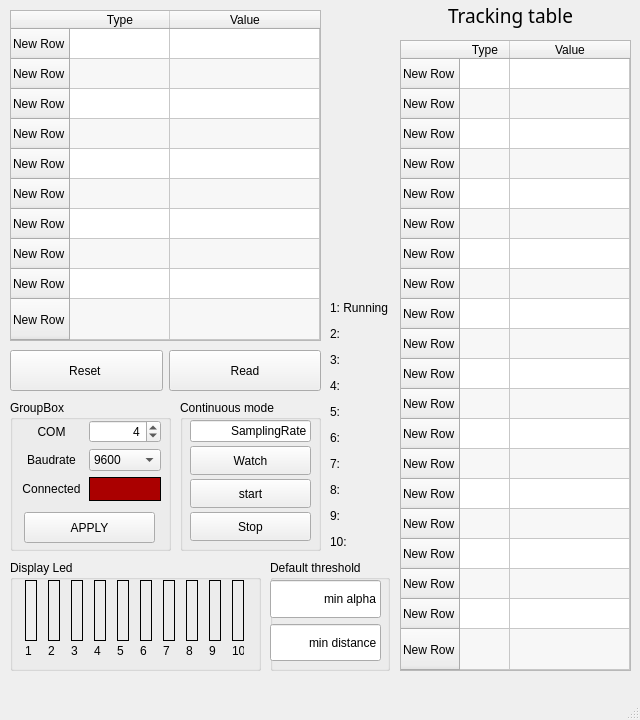
Above: Communication/ModbusRTU/GUI/modbus_gui_lite.ui from Marco-Nguyen/RobotVision before the change. Below: the same form after it.
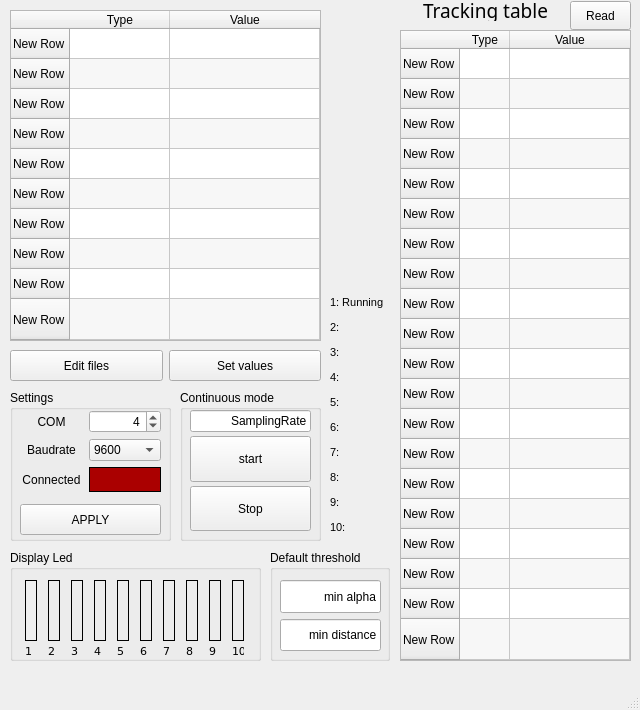
That is the form after the change.

Commit message: update final version include edit file and read more than default row

```diff
--- a/Communication/ModbusRTU/GUI/modbus_gui_lite.ui
+++ b/Communication/ModbusRTU/GUI/modbus_gui_lite.ui
@@ -10,7 +10,7 @@
     <x>0</x>
     <y>0</y>
     <width>640</width>
-    <height>720</height>
+    <height>710</height>
    </rect>
   </property>
   <property name="sizePolicy">
@@ -36,7 +36,7 @@
     <property name="geometry">
      <rect>
       <x>0</x>
-      <y>0</y>
+      <y>-10</y>
       <width>640</width>
       <height>720</height>
      </rect>
@@ -90,7 +90,7 @@
       <set>QAbstractItemView::NoEditTriggers</set>
      </property>
      <property name="dragEnabled">
-      <bool>false</bool>
+      <bool>true</bool>
      </property>
      <property name="alternatingRowColors">
       <bool>true</bool>
@@ -252,7 +252,7 @@
       <property name="geometry">
        <rect>
         <x>10</x>
-        <y>20</y>
+        <y>30</y>
         <width>231</width>
         <height>61</height>
        </rect>
@@ -457,7 +457,7 @@
       <property name="geometry">
        <rect>
         <x>10</x>
-        <y>80</y>
+        <y>90</y>
         <width>231</width>
         <height>21</height>
        </rect>
@@ -471,6 +471,12 @@
            <height>16777215</height>
           </size>
          </property>
+         <property name="font">
+          <font>
+           <family>DejaVu Sans</family>
+           <pointsize>8</pointsize>
+          </font>
+         </property>
          <property name="frameShape">
           <enum>QFrame::NoFrame</enum>
          </property>
@@ -487,6 +493,12 @@
            <height>16777215</height>
           </size>
          </property>
+         <property name="font">
+          <font>
+           <family>DejaVu Sans</family>
+           <pointsize>8</pointsize>
+          </font>
+         </property>
          <property name="frameShape">
           <enum>QFrame::NoFrame</enum>
          </property>
@@ -503,6 +515,12 @@
            <height>16777215</height>
           </size>
          </property>
+         <property name="font">
+          <font>
+           <family>DejaVu Sans</family>
+           <pointsize>8</pointsize>
+          </font>
+         </property>
          <property name="frameShape">
           <enum>QFrame::NoFrame</enum>
          </property>
@@ -519,6 +537,12 @@
            <height>16777215</height>
           </size>
          </property>
+         <property name="font">
+          <font>
+           <family>DejaVu Sans</family>
+           <pointsize>8</pointsize>
+          </font>
+         </property>
          <property name="frameShape">
           <enum>QFrame::NoFrame</enum>
          </property>
@@ -535,6 +559,12 @@
            <height>16777215</height>
           </size>
          </property>
+         <property name="font">
+          <font>
+           <family>DejaVu Sans</family>
+           <pointsize>8</pointsize>
+          </font>
+         </property>
          <property name="frameShape">
           <enum>QFrame::NoFrame</enum>
          </property>
@@ -551,6 +581,12 @@
            <height>16777215</height>
           </size>
          </property>
+         <property name="font">
+          <font>
+           <family>DejaVu Sans</family>
+           <pointsize>8</pointsize>
+          </font>
+         </property>
          <property name="frameShape">
           <enum>QFrame::NoFrame</enum>
          </property>
@@ -567,6 +603,12 @@
            <height>16777215</height>
           </size>
          </property>
+         <property name="font">
+          <font>
+           <family>DejaVu Sans</family>
+           <pointsize>8</pointsize>
+          </font>
+         </property>
          <property name="frameShape">
           <enum>QFrame::NoFrame</enum>
          </property>
@@ -583,6 +625,12 @@
            <height>16777215</height>
           </size>
          </property>
+         <property name="font">
+          <font>
+           <family>DejaVu Sans</family>
+           <pointsize>8</pointsize>
+          </font>
+         </property>
          <property name="frameShape">
           <enum>QFrame::NoFrame</enum>
          </property>
@@ -599,6 +647,12 @@
            <height>16777215</height>
           </size>
          </property>
+         <property name="font">
+          <font>
+           <family>DejaVu Sans</family>
+           <pointsize>8</pointsize>
+          </font>
+         </property>
          <property name="frameShape">
           <enum>QFrame::NoFrame</enum>
          </property>
@@ -615,6 +669,12 @@
            <height>16777215</height>
           </size>
          </property>
+         <property name="font">
+          <font>
+           <family>DejaVu Sans</family>
+           <pointsize>8</pointsize>
+          </font>
+         </property>
          <property name="frameShape">
           <enum>QFrame::NoFrame</enum>
          </property>
@@ -630,7 +690,7 @@
      <property name="geometry">
       <rect>
        <x>10</x>
-       <y>10</y>
+       <y>20</y>
        <width>311</width>
        <height>331</height>
       </rect>
@@ -659,9 +719,15 @@
      <property name="lineWidth">
       <number>1</number>
      </property>
+     <property name="dragEnabled">
+      <bool>true</bool>
+     </property>
      <property name="alternatingRowColors">
       <bool>true</bool>
      </property>
+     <property name="selectionMode">
+      <enum>QAbstractItemView::ExtendedSelection</enum>
+     </property>
      <property name="showGrid">
       <bool>true</bool>
      </property>
@@ -680,9 +746,12 @@
      <attribute name="horizontalHeaderStretchLastSection">
       <bool>true</bool>
      </attribute>
-     <attribute name="verticalHeaderShowSortIndicator" stdset="0">
+     <attribute name="verticalHeaderCascadingSectionResizes">
       <bool>false</bool>
      </attribute>
+     <attribute name="verticalHeaderShowSortIndicator" stdset="0">
+      <bool>true</bool>
+     </attribute>
      <attribute name="verticalHeaderStretchLastSection">
       <bool>true</bool>
      </attribute>
@@ -788,25 +857,6 @@
          </property>
         </widget>
        </item>
-       <item>
-        <widget class="QPushButton" name="Watch">
-         <property name="sizePolicy">
-          <sizepolicy hsizetype="Preferred" vsizetype="Preferred">
-           <horstretch>0</horstretch>
-           <verstretch>0</verstretch>
-          </sizepolicy>
-         </property>
-         <property name="cursor">
-          <cursorShape>PointingHandCursor</cursorShape>
-         </property>
-         <property name="mouseTracking">
-          <bool>true</bool>
-         </property>
-         <property name="text">
-          <string>Watch</string>
-         </property>
-        </widget>
-       </item>
        <item>
         <widget class="QPushButton" name="startRunning">
          <property name="sizePolicy">
@@ -852,9 +902,9 @@
      <property name="geometry">
       <rect>
        <x>400</x>
-       <y>0</y>
-       <width>221</width>
-       <height>31</height>
+       <y>10</y>
+       <width>171</width>
+       <height>21</height>
       </rect>
      </property>
      <property name="font">
@@ -883,14 +933,14 @@
       </rect>
      </property>
      <property name="title">
-      <string>GroupBox</string>
+      <string>Settings</string>
      </property>
      <widget class="QPushButton" name="connectButton">
       <property name="geometry">
        <rect>
-        <x>14</x>
-        <y>112</y>
-        <width>131</width>
+        <x>10</x>
+        <y>114</y>
+        <width>141</width>
         <height>31</height>
        </rect>
       </property>
@@ -916,7 +966,7 @@
         <x>10</x>
         <y>20</y>
         <width>141</width>
-        <height>81</height>
+        <height>82</height>
        </rect>
       </property>
       <layout class="QGridLayout" name="gridLayout">
@@ -1035,16 +1085,16 @@
       </rect>
      </property>
      <property name="text">
-      <string>&lt;html&gt;&lt;head/&gt;&lt;body&gt;&lt;p&gt;1: Running&lt;/p&gt;&lt;p&gt;2:&lt;/p&gt;&lt;p&gt;3:&lt;/p&gt;&lt;p&gt;4:&lt;/p&gt;&lt;p&gt;5:&lt;/p&gt;&lt;p&gt;6:&lt;/p&gt;&lt;p&gt;7:&lt;/p&gt;&lt;p&gt;8:&lt;/p&gt;&lt;p&gt;9:&lt;/p&gt;&lt;p&gt;10:&lt;/p&gt;&lt;/body&gt;&lt;/html&gt;</string>
+      <string>&lt;html&gt;&lt;head/&gt;&lt;body&gt;&lt;p&gt;&lt;span style=&quot; font-size:8pt;&quot;&gt;1: Running&lt;/span&gt;&lt;/p&gt;&lt;p&gt;&lt;span style=&quot; font-size:8pt;&quot;&gt;2:&lt;/span&gt;&lt;/p&gt;&lt;p&gt;&lt;span style=&quot; font-size:8pt;&quot;&gt;3:&lt;/span&gt;&lt;/p&gt;&lt;p&gt;&lt;span style=&quot; font-size:8pt;&quot;&gt;4:&lt;/span&gt;&lt;/p&gt;&lt;p&gt;&lt;span style=&quot; font-size:8pt;&quot;&gt;5:&lt;/span&gt;&lt;/p&gt;&lt;p&gt;&lt;span style=&quot; font-size:8pt;&quot;&gt;6:&lt;/span&gt;&lt;/p&gt;&lt;p&gt;&lt;span style=&quot; font-size:8pt;&quot;&gt;7:&lt;/span&gt;&lt;/p&gt;&lt;p&gt;&lt;span style=&quot; font-size:8pt;&quot;&gt;8:&lt;/span&gt;&lt;/p&gt;&lt;p&gt;&lt;span style=&quot; font-size:8pt;&quot;&gt;9:&lt;/span&gt;&lt;/p&gt;&lt;p&gt;&lt;span style=&quot; font-size:8pt;&quot;&gt;10:&lt;/span&gt;&lt;/p&gt;&lt;/body&gt;&lt;/html&gt;</string>
      </property>
     </widget>
     <widget class="QWidget" name="horizontalLayoutWidget">
      <property name="geometry">
       <rect>
        <x>10</x>
-       <y>350</y>
+       <y>360</y>
        <width>311</width>
-       <height>41</height>
+       <height>31</height>
       </rect>
      </property>
      <layout class="QHBoxLayout" name="horizontalLayout">
@@ -1052,7 +1102,7 @@
        <enum>QLayout::SetDefaultConstraint</enum>
       </property>
       <item>
-       <widget class="QPushButton" name="resetValues">
+       <widget class="QPushButton" name="openFiles">
         <property name="sizePolicy">
          <sizepolicy hsizetype="Preferred" vsizetype="Preferred">
           <horstretch>0</horstretch>
@@ -1062,16 +1112,13 @@
         <property name="cursor">
          <cursorShape>PointingHandCursor</cursorShape>
         </property>
-        <property name="mouseTracking">
-         <bool>true</bool>
-        </property>
         <property name="text">
-         <string>Reset </string>
+         <string>Edit files</string>
         </property>
        </widget>
       </item>
       <item>
-       <widget class="QPushButton" name="read1time">
+       <widget class="QPushButton" name="set_all_values">
         <property name="sizePolicy">
          <sizepolicy hsizetype="Preferred" vsizetype="Preferred">
           <horstretch>0</horstretch>
@@ -1085,7 +1132,7 @@
          <bool>true</bool>
         </property>
         <property name="text">
-         <string>Read</string>
+         <string>Set values</string>
         </property>
        </widget>
       </item>
@@ -1106,10 +1153,10 @@
      <widget class="QWidget" name="verticalLayoutWidget_2">
       <property name="geometry">
        <rect>
-        <x>0</x>
-        <y>20</y>
-        <width>111</width>
-        <height>81</height>
+        <x>10</x>
+        <y>30</y>
+        <width>101</width>
+        <height>71</height>
        </rect>
       </property>
       <layout class="QVBoxLayout" name="verticalLayout_2">
@@ -1148,6 +1195,31 @@
       </layout>
      </widget>
     </widget>
+    <widget class="QPushButton" name="read1time">
+     <property name="geometry">
+      <rect>
+       <x>570</x>
+       <y>11</y>
+       <width>61</width>
+       <height>29</height>
+      </rect>
+     </property>
+     <property name="sizePolicy">
+      <sizepolicy hsizetype="Preferred" vsizetype="Preferred">
+       <horstretch>0</horstretch>
+       <verstretch>0</verstretch>
+      </sizepolicy>
+     </property>
+     <property name="cursor">
+      <cursorShape>PointingHandCursor</cursorShape>
+     </property>
+     <property name="mouseTracking">
+      <bool>true</bool>
+     </property>
+     <property name="text">
+      <string>Read</string>
+     </property>
+    </widget>
     <zorder>groupBox_3</zorder>
     <zorder>trackingTable</zorder>
     <zorder>groupBox</zorder>
@@ -1157,6 +1229,7 @@
     <zorder>label</zorder>
     <zorder>horizontalLayoutWidget</zorder>
     <zorder>groupBox_4</zorder>
+    <zorder>read1time</zorder>
    </widget>
   </widget>
   <widget class="QMenuBar" name="menubar">
```
The commit also changes 3 other files.
